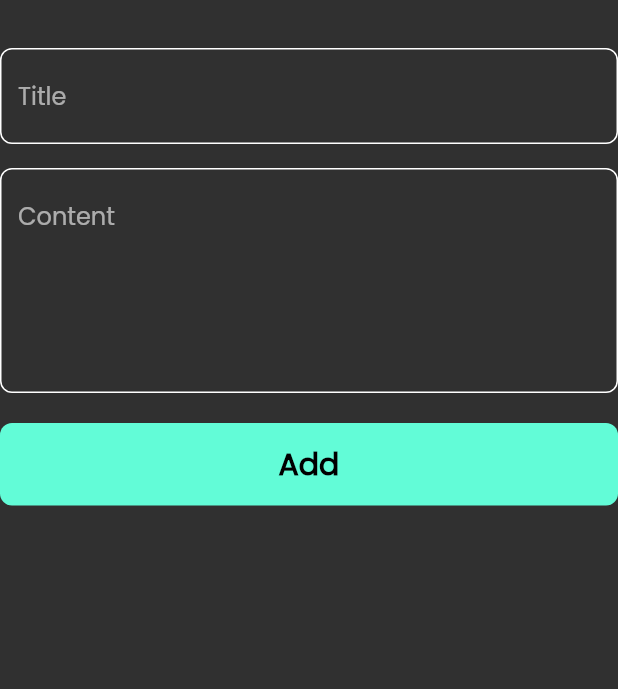
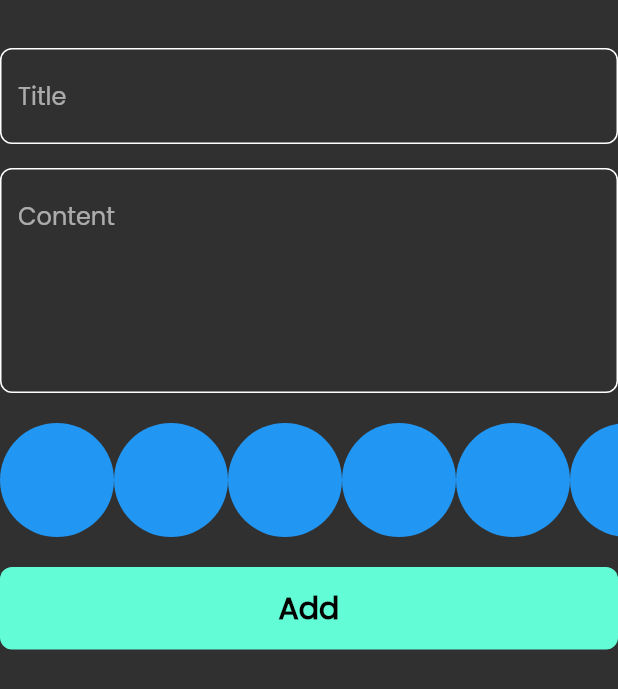
Before and after one commit to marwanmohamed97/note_app, a Flutter app: the AddNotesForm widget shown alone on an empty page, opened directly, on a phone screen of 412 x 824 dp. Shown: the top 689 px of the screen. Run offline on Flutter 3.47's test engine with Material 2 defaults, Android fonts, the phone set to English and light mode, and no system bars; our stand-ins replace bloc, flutter_bloc, font_awesome_flutter, hive, hive_flutter, modal_progress_hud_nsn; accounts and stored records are empty.

Commit message:
create colors list view part one

```diff
--- a/lib/views/widgets/add_note_form.dart
+++ b/lib/views/widgets/add_note_form.dart
@@ -5,6 +5,7 @@ import 'package:note_application/models/note_model.dart';
 import 'package:note_application/views/widgets/custom_text_field.dart';
 
 import '../../cubits/add_note_cubit/add_note_cubit.dart';
+import 'colors_list_view.dart';
 import 'custom_button.dart';
 
 class AddNotesForm extends StatefulWidget {
@@ -50,6 +51,10 @@ class _AddNotesFormState extends State<AddNotesForm> {
           const SizedBox(
             height: 20,
           ),
+          const ColorsListView(),
+          const SizedBox(
+            height: 20,
+          ),
           BlocBuilder<AddNoteCubit, AddNoteState>(
             builder: (context, state) {
               return CustomButton(
--- /dev/null
+++ b/lib/views/widgets/colors_list_view.dart
@@ -0,0 +1,31 @@
+import 'package:flutter/material.dart';
+
+class ColorItem extends StatelessWidget {
+  const ColorItem({Key? key}) : super(key: key);
+
+  @override
+  Widget build(BuildContext context) {
+    return const CircleAvatar(
+      radius: 38,
+      backgroundColor: Colors.blue,
+    );
+  }
+}
+
+class ColorsListView extends StatelessWidget {
+  const ColorsListView({Key? key}) : super(key: key);
+
+  @override
+  Widget build(BuildContext context) {
+    return SizedBox(
+      height: 38 * 2,
+      child: ListView.builder(
+        scrollDirection: Axis.horizontal,
+        itemCount: 10,
+        itemBuilder: (context, index) {
+          return const ColorItem();
+        },
+      ),
+    );
+  }
+}
```
